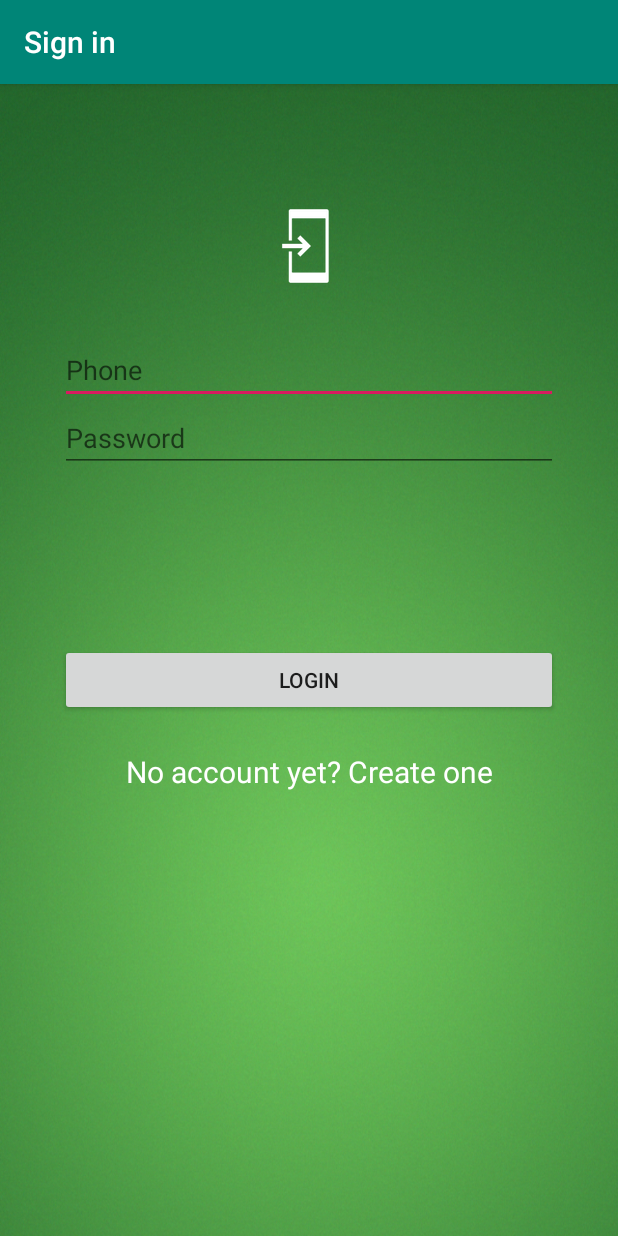
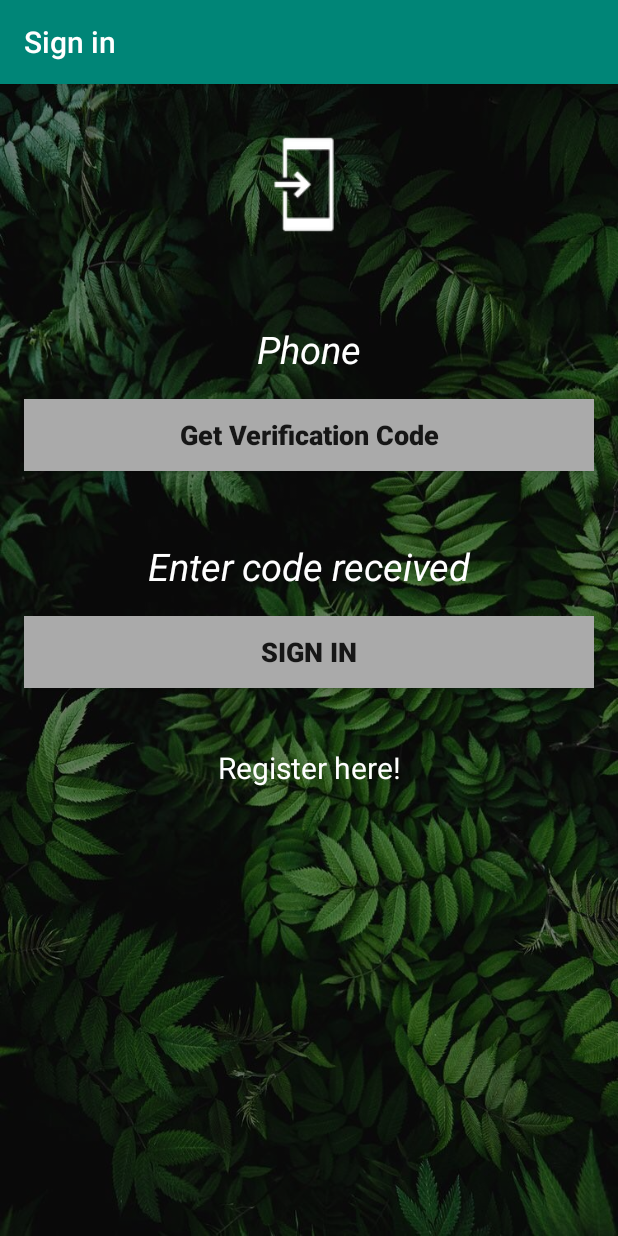
Before and after one commit to nagyjahel/SapiProject, an Android app: the AuthenticationActivity screen opened directly, with no data from a screen before it, on a phone screen of 412 x 824 dp. Run offline under Robolectric (Android 15) with nearby library versions, the phone set to English and light mode, and no system bars; our stand-ins replace Firebase (no records; nobody signed in at launch, a user with empty details on screens opened directly).

Commit message:
Register a user (basic name, basic photo url) - verification code sent

```diff
--- a/SapiAds/app/src/main/res/layout/activity_authentication.xml
+++ b/SapiAds/app/src/main/res/layout/activity_authentication.xml
@@ -1,140 +1,100 @@
 <?xml version="1.0" encoding="utf-8"?>
-<LinearLayout xmlns:android="http://schemas.android.com/apk/res/android"
-    android:background="@drawable/sign_in"
-    xmlns:tools="http://schemas.android.com/tools"
+
+<RelativeLayout xmlns:android="http://schemas.android.com/apk/res/android"
+
+    xmlns:app="http://schemas.android.com/apk/res-auto"
+    xmlns:tools = "http://schemas.android.com/tools"
     android:layout_width="match_parent"
-    android:layout_height="match_parent"
-    android:gravity="center_horizontal"
-    android:orientation="vertical"
-    android:paddingLeft="@dimen/activity_horizontal_margin"
-    android:paddingTop="@dimen/activity_vertical_margin"
-    android:paddingRight="@dimen/activity_horizontal_margin"
-    android:paddingBottom="@dimen/activity_vertical_margin"
-    tools:context=".Authentication.AuthenticationActivity"
-    android:id="@+id/fragment_placeholder" >
-
-    <!-- Login progress -->
-    <ProgressBar
-        android:id="@+id/login_progress"
-        style="?android:attr/progressBarStyleLarge"
-        android:layout_width="wrap_content"
-        android:layout_height="wrap_content"
-        android:layout_marginBottom="8dp"
-        android:visibility="gone" />
-
-    <ScrollView xmlns:android="http://schemas.android.com/apk/res/android"
-        android:layout_width="fill_parent"
-        android:layout_height="fill_parent"
-        android:fitsSystemWindows="true">
+    android:layout_height = "match_parent"
+    android:background="@mipmap/login_screen"
+    tools:context=".Authentication.AuthenticationActivity">
 
     <LinearLayout
         android:layout_width="match_parent"
-            android:layout_height="wrap_content"
-            android:orientation="vertical"
-            android:paddingLeft="24dp"
-            android:paddingTop="56dp"
-            android:paddingRight="24dp">
+        android:layout_height="match_parent"
+        android:layout_alignParentTop="true"
+        android:layout_alignParentBottom="true"
+        android:layout_marginBottom="0dp"
+        android:background="@android:drawable/screen_background_dark_transparent"
+        android:orientation="vertical">
 
 
         <ImageView
-                android:layout_width="wrap_content"
-                android:layout_height="72dp"
-                android:layout_gravity="center_horizontal"
-                android:layout_marginBottom="24dp"
-                android:src="@drawable/common_full_open_on_phone" />
+            android:id="@+id/loginIcon"
+            android:layout_width="111dp"
+            android:layout_height="134dp"
+            android:layout_gravity="center"
+            android:orientation="vertical"
+            android:padding="15dp"
+            app:srcCompat="@drawable/common_full_open_on_phone" />
 
-            <!-- Email Label -->
-            <!--<android.support.design.widget.TextInputLayout
+        <EditText
+            android:id="@+id/phoneNumber"
             android:layout_width="match_parent"
             android:layout_height="wrap_content"
-                android:layout_marginTop="3dp"
-                android:layout_marginBottom="3dp">-->
+            android:layout_above="@+id/verificationButton"
+            android:layout_below="@+id/loginIcon"
+            android:background="@android:color/transparent"
+            android:digits="+0123456789"
+            android:ems="10"
+            android:gravity="center"
+            android:inputType="phone"
+            android:paddingTop="25dp"
+            android:text="Phone"
+            android:hint="Phone"
+            android:textStyle="italic"
+            android:textColor="@android:color/white"
+            android:textSize="25dp" />
+
+        <Button
+            android:id="@+id/verificationButton"
+            android:layout_width="match_parent"
+            android:layout_height="wrap_content"
+            android:layout_margin="@dimen/activity_vertical_margin"
+            android:background="@android:color/darker_gray"
+            android:layout_above="@+id/verificationCode"
+            android:textStyle="bold"
+            android:textSize="18dp"
+            android:text="Get Verification Code"
+            android:textAllCaps="false" />
 
         <EditText
-                    android:id="@+id/input_phone"
-                    android:layout_width="match_parent"
-                    android:layout_height="match_parent"
-                    android:hint="Phone"
-                    android:inputType="phone"
-                    android:textColor="@android:color/white"
-                    android:textColorLink="@color/common_google_signin_btn_text_dark_default" />
-            <!--</android.support.design.widget.TextInputLayout>-->
-
-            <!-- Password Label -->
-            <!--<android.support.design.widget.TextInputLayout
+            android:id="@+id/verificationCode"
             android:layout_width="match_parent"
             android:layout_height="wrap_content"
-                android:layout_marginTop="3dp"
-                android:layout_marginBottom="3dp">-->
+            android:layout_above="@+id/signinButton"
+            android:background="@android:color/transparent"
+            android:textStyle="italic"
+            android:digits="0123456789"
+            android:gravity="center"
+            android:inputType="number"
+            android:paddingTop="30dp"
+            android:text="Enter code received"
+            android:textColor="@android:color/white"
+            android:textSize="25dp" />
 
-                <EditText
-                    android:id="@+id/input_password"
-                    android:layout_width="match_parent"
-                    android:layout_height="match_parent"
-                    android:hint="Password"
-                    android:inputType="textPassword"
-                    android:textColor="@android:color/white" />
-
-            <!--</android.support.design.widget.TextInputLayout>-->
-
-            <!-- Firstname Label -->
-            <!--<android.support.design.widget.TextInputLayout
-                android:id="@+id/input_firstname"
+        <Button
+            android:id="@+id/signinButton"
             android:layout_width="match_parent"
             android:layout_height="wrap_content"
-                android:layout_marginTop="3dp"
-                android:layout_marginBottom="3dp">-->
+            android:layout_margin="@dimen/activity_vertical_margin"
+            android:background="@android:color/darker_gray"
+            android:textStyle="bold"
+            android:textSize="18dp"
+            android:text="Sign In" />
+
+        <TextView
+            android:id="@+id/register"
+            android:layout_width="match_parent"
+            android:layout_height="42dp"
+            android:text="Register here!"
+            android:layout_margin="@dimen/activity_vertical_margin"
+            android:textColor="@android:color/white"
+            android:gravity="center"
+            android:padding="5dp"
+            android:textSize="20dp" />
+
+    </LinearLayout>
 
 
-                <EditText
-                    android:visibility="invisible"
-                    android:id="@+id/input_firstname"
-                    android:layout_width="match_parent"
-                    android:layout_height="match_parent"
-                    android:hint="Firstname"
-                    android:inputType="text"
-                    android:textColor="@android:color/white" />
-
-            <!--</android.support.design.widget.TextInputLayout>-->
-
-            <!-- Lastname Label -->
-            <!--<android.support.design.widget.TextInputLayout
-                android:id="@+id/input_lastname"
-                android:layout_width="match_parent"
-                android:layout_height="wrap_content"
-                android:layout_marginTop="3dp"
-                android:layout_marginBottom="3dp">-->
-
-                <EditText
-                    android:visibility="invisible"
-                    android:id="@+id/input_lastname"
-                    android:layout_width="match_parent"
-                    android:layout_height="match_parent"
-                    android:hint="Lastname"
-                    android:inputType="text"
-                    android:textColor="@android:color/white" />
-
-            <!--</android.support.design.widget.TextInputLayout>-->
-
-            <android.support.v7.widget.AppCompatButton
-                android:id="@+id/btn_login"
-                android:layout_width="fill_parent"
-                android:layout_height="wrap_content"
-                android:layout_marginTop="24dp"
-                android:layout_marginBottom="13dp"
-                android:padding="12dp"
-                android:text="Login" />
-
-            <Button
-                android:id="@+id/link_signup"
-                style="@style/Widget.AppCompat.ActionButton"
-                android:layout_width="fill_parent"
-                android:layout_height="wrap_content"
-                android:layout_marginBottom="10dp"
-                android:gravity="center"
-                android:text="No account yet? Create one"
-                android:textColor="@android:color/white"
-                android:textSize="20dp" />
-        </LinearLayout>
-    </ScrollView>
-</LinearLayout>
+</RelativeLayout>
```
Also changed, not shown: SapiAds/app/src/main/java/com/example/nagyjahel/sapiads/Authentication/AuthenticationActivity.java (+126 -149 lines), SapiAds/app/src/main/res/mipmap-hdpi/login_screen.jpg (added). Lines whose indentation alone changed are shown as unchanged.
